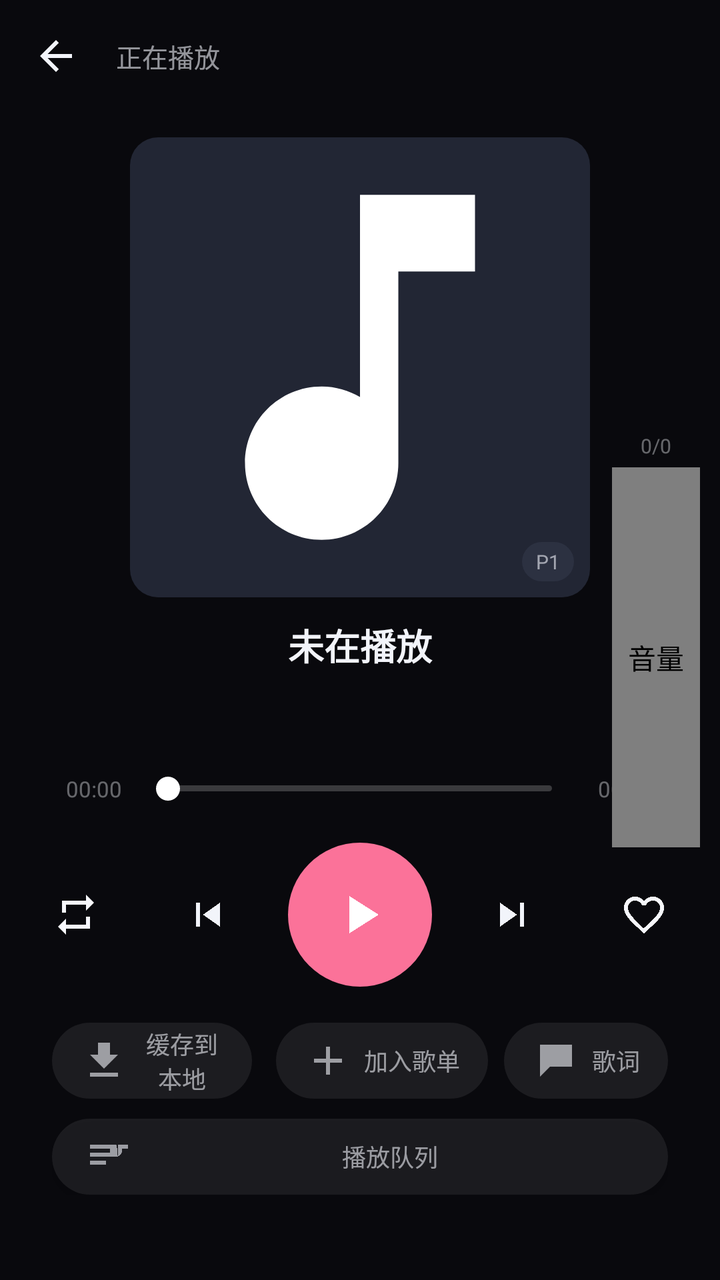
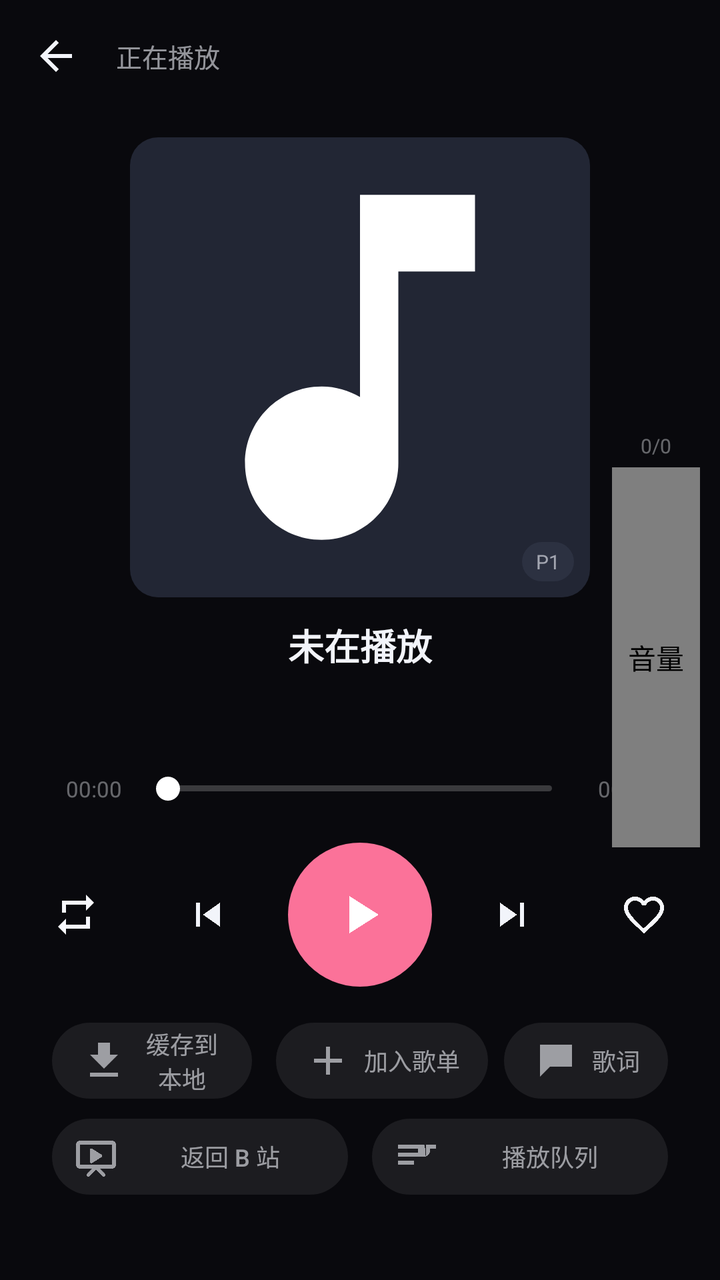

Screens rendered from an Android XML layout before and after an edit, with the pre-edit source and the edit as a unified diff.
<!-- AndroidManifest.xml: activity theme AppTheme -->
<!-- res/layout/activity_player.xml -->
<?xml version="1.0" encoding="utf-8"?>
<FrameLayout xmlns:android="http://schemas.android.com/apk/res/android"
    android:layout_width="match_parent"
    android:layout_height="match_parent"
    android:background="@color/bg">

    <ImageView
        android:id="@+id/bg"
        android:layout_width="match_parent"
        android:layout_height="match_parent"
        android:scaleType="centerCrop" />

    <View
        android:layout_width="match_parent"
        android:layout_height="match_parent"
        android:background="#86000000" />

    <LinearLayout
        android:layout_width="match_parent"
        android:layout_height="match_parent"
        android:orientation="vertical">

        <LinearLayout
            android:layout_width="match_parent"
            android:layout_height="56dp"
            android:gravity="center_vertical"
            android:orientation="horizontal"
            android:paddingLeft="6dp"
            android:paddingRight="6dp">

            <ImageButton
                android:id="@+id/back"
                android:layout_width="44dp"
                android:layout_height="44dp"
                android:background="@null"
                android:contentDescription="收起"
                android:src="@drawable/ic_back"
                android:tint="@color/text" />

            <TextView
                android:layout_width="0dp"
                android:layout_height="wrap_content"
                android:layout_weight="1"
                android:ellipsize="end"
                android:gravity="center_vertical"
                android:paddingLeft="8dp"
                android:singleLine="true"
                android:text="@string/now_playing"
                android:textColor="@color/text_sub"
                android:textSize="13sp" />
        </LinearLayout>

        <View
            android:layout_width="match_parent"
            android:layout_height="0dp"
            android:layout_weight="0.6" />

        <FrameLayout
            android:id="@+id/art_box"
            android:layout_width="230dp"
            android:layout_height="230dp"
            android:layout_gravity="center_horizontal">

            <ImageView
                android:id="@+id/art"
                android:layout_width="match_parent"
                android:layout_height="match_parent"
                android:background="@drawable/shape_card"
                android:scaleType="centerCrop"
                android:src="@drawable/ic_music_note" />

            <TextView
                android:id="@+id/n_badge"
                android:layout_width="wrap_content"
                android:layout_height="wrap_content"
                android:layout_gravity="bottom|right"
                android:layout_margin="8dp"
                android:background="@drawable/shape_card2"
                android:paddingBottom="3dp"
                android:paddingLeft="7dp"
                android:paddingRight="7dp"
                android:paddingTop="3dp"
                android:text="P1"
                android:textColor="@color/text_sub"
                android:textSize="10sp" />
        </FrameLayout>

        <View
            android:layout_width="match_parent"
            android:layout_height="0dp"
            android:layout_weight="0.5" />

        <LinearLayout
            android:layout_width="match_parent"
            android:layout_height="wrap_content"
            android:orientation="vertical"
            android:paddingLeft="26dp"
            android:paddingRight="26dp">

            <TextView
                android:id="@+id/title"
                android:layout_width="match_parent"
                android:layout_height="wrap_content"
                android:ellipsize="end"
                android:gravity="center"
                android:singleLine="true"
                android:text="未在播放"
                android:textColor="@color/text"
                android:textSize="18sp"
                android:textStyle="bold" />

            <TextView
                android:id="@+id/author"
                android:layout_width="match_parent"
                android:layout_height="wrap_content"
                android:layout_marginTop="6dp"
                android:ellipsize="end"
                android:gravity="center"
                android:singleLine="true"
                android:text=""
                android:textColor="@color/text_sub"
                android:textSize="13sp" />

            <LinearLayout
                android:id="@+id/row_seek"
                android:layout_width="match_parent"
                android:layout_height="wrap_content"
                android:layout_marginTop="22dp"
                android:gravity="center_vertical"
                android:orientation="horizontal">

                <TextView
                    android:id="@+id/t_cur"
                    android:layout_width="42dp"
                    android:layout_height="wrap_content"
                    android:gravity="center"
                    android:text="00:00"
                    android:textColor="@color/text_dim"
                    android:textSize="11sp" />

                <SeekBar
                    android:id="@+id/seek"
                    android:layout_width="0dp"
                    android:layout_height="26dp"
                    android:layout_weight="1"
                    android:max="1000"
                    android:progressDrawable="@drawable/seek_gray"
                    android:splitTrack="false"
                    android:thumb="@drawable/seek_thumb" />

                <TextView
                    android:id="@+id/t_dur"
                    android:layout_width="42dp"
                    android:layout_height="wrap_content"
                    android:gravity="center"
                    android:text="00:00"
                    android:textColor="@color/text_dim"
                    android:textSize="11sp" />
            </LinearLayout>

            <LinearLayout
                android:id="@+id/row_ctrl"
                android:layout_width="match_parent"
                android:layout_height="wrap_content"
                android:layout_marginTop="14dp"
                android:gravity="center"
                android:orientation="horizontal">

                <ImageButton
                    android:id="@+id/btn_mode"
                    android:layout_width="48dp"
                    android:layout_height="48dp"
                    android:background="@null"
                    android:contentDescription="播放模式"
                    android:src="@drawable/ic_repeat"
                    android:tint="@color/text_sub" />

                <View
                    android:layout_width="16dp"
                    android:layout_height="1dp" />

                <ImageButton
                    android:id="@+id/btn_prev"
                    android:layout_width="52dp"
                    android:layout_height="52dp"
                    android:background="@null"
                    android:contentDescription="上一首"
                    android:src="@drawable/ic_prev"
                    android:tint="@color/text" />

                <ImageButton
                    android:id="@+id/btn_play"
                    android:layout_width="72dp"
                    android:layout_height="72dp"
                    android:layout_marginLeft="14dp"
                    android:layout_marginRight="14dp"
                    android:background="@drawable/circle_accent"
                    android:contentDescription="@string/play"
                    android:padding="20dp"
                    android:scaleType="fitCenter"
                    android:src="@drawable/ic_play"
                    android:tint="@color/white" />

                <ImageButton
                    android:id="@+id/btn_next"
                    android:layout_width="52dp"
                    android:layout_height="52dp"
                    android:background="@null"
                    android:contentDescription="下一首"
                    android:src="@drawable/ic_next"
                    android:tint="@color/text" />

                <View
                    android:layout_width="16dp"
                    android:layout_height="1dp" />

                <ImageButton
                    android:id="@+id/btn_fav"
                    android:layout_width="48dp"
                    android:layout_height="48dp"
                    android:background="@null"
                    android:contentDescription="收藏"
                    android:src="@drawable/ic_fav_border"
                    android:tint="@color/text_sub" />
            </LinearLayout>

            <LinearLayout
                android:id="@+id/row_btns"
                android:layout_width="match_parent"
                android:layout_height="wrap_content"
                android:layout_marginTop="18dp"
                android:gravity="center"
                android:orientation="horizontal">

                <Button
                    android:id="@+id/btn_cache"
                    android:layout_width="0dp"
                    android:layout_height="38dp"
                    android:layout_weight="1"
                    android:background="@drawable/ripple_round"
                    android:drawableLeft="@drawable/ic_download"
                    android:drawablePadding="6dp"
                    android:drawableTint="@color/text_sub"
                    android:minWidth="0dp"
                    android:paddingLeft="14dp"
                    android:paddingRight="14dp"
                    android:text="缓存到本地"
                    android:textAllCaps="false"
                    android:textColor="@color/text_sub"
                    android:textSize="12sp" />

                <View
                    android:layout_width="12dp"
                    android:layout_height="1dp" />

                <Button
                    android:id="@+id/btn_add_pl"
                    android:layout_width="wrap_content"
                    android:layout_height="38dp"
                    android:background="@drawable/ripple_round"
                    android:drawableLeft="@drawable/ic_add"
                    android:drawablePadding="6dp"
                    android:drawableTint="@color/text_sub"
                    android:minWidth="0dp"
                    android:paddingLeft="14dp"
                    android:paddingRight="14dp"
                android:text="加入歌单"
                android:textAllCaps="false"
                android:textColor="@color/text_sub"
                android:textSize="12sp" />

                <View
                    android:layout_width="8dp"
                    android:layout_height="1dp" />

                <Button
                    android:id="@+id/btn_lyric"
                    android:layout_width="wrap_content"
                    android:layout_height="38dp"
                    android:background="@drawable/ripple_round"
                    android:drawableLeft="@drawable/ic_lyric"
                    android:drawablePadding="6dp"
                    android:drawableTint="@color/text_sub"
                    android:minWidth="0dp"
                    android:paddingLeft="14dp"
                    android:paddingRight="14dp"
                    android:text="@string/lyrics"
                    android:textAllCaps="false"
                    android:textColor="@color/text_sub"
                    android:textSize="12sp" />
            </LinearLayout>

            <LinearLayout
                android:id="@+id/row_queue"
                android:layout_width="match_parent"
                android:layout_height="wrap_content"
                android:layout_marginTop="10dp"
                android:gravity="center"
                android:orientation="horizontal">

                <Button
                    android:id="@+id/btn_queue"
                    android:layout_width="match_parent"
                    android:layout_height="38dp"
                    android:background="@drawable/ripple_round"
                    android:drawableLeft="@drawable/ic_queue"
                    android:drawablePadding="6dp"
                    android:drawableTint="@color/text_sub"
                    android:gravity="center"
                    android:minWidth="0dp"
                    android:paddingLeft="16dp"
                    android:paddingRight="16dp"
                    android:text="@string/current_queue"
                    android:textAllCaps="false"
                    android:textColor="@color/text_sub"
                    android:textSize="12sp" />
            </LinearLayout>

            <TextView
                android:id="@+id/hint"
                android:layout_width="match_parent"
                android:layout_height="wrap_content"
                android:layout_marginBottom="18dp"
                android:layout_marginTop="10dp"
                android:gravity="center"
                android:text=""
                android:textColor="@color/text_dim"
                android:textSize="11sp" />
        </LinearLayout>
    </LinearLayout>

    
    <FrameLayout
        android:layout_width="wrap_content"
        android:layout_height="wrap_content"
        android:layout_gravity="end|center_vertical"
        android:layout_marginEnd="10dp">

        <LinearLayout
            android:layout_width="wrap_content"
            android:layout_height="wrap_content"
            android:orientation="vertical"
            android:gravity="center_horizontal">

            <TextView
                android:id="@+id/vol_pct"
                android:layout_width="wrap_content"
                android:layout_height="wrap_content"
                android:text="0/0"
                android:textColor="@color/text_dim"
                android:textSize="10sp" />

            <com.volcano.bmusic.ui.VolumeBar
                android:id="@+id/vol_bar"
                android:layout_width="44dp"
                android:layout_height="190dp"
                android:layout_marginTop="4dp"
                android:contentDescription="@string/volume" />
        </LinearLayout>
    </FrameLayout>

    
    <FrameLayout
        android:id="@+id/lyric_panel"
        android:layout_width="match_parent"
        android:layout_height="match_parent"
        android:background="#E612141C"
        android:visibility="gone">

        <LinearLayout
            android:layout_width="match_parent"
            android:layout_height="match_parent"
            android:orientation="vertical"
            android:padding="18dp">

            <LinearLayout
                android:layout_width="match_parent"
                android:layout_height="wrap_content"
                android:orientation="horizontal"
                android:gravity="center_vertical">

                <TextView
                    android:layout_width="0dp"
                    android:layout_height="wrap_content"
                    android:layout_weight="1"
                    android:text="@string/lyric_panel_title"
                    android:textColor="@color/text"
                    android:textSize="16sp"
                    android:textStyle="bold" />

                <ImageButton
                    android:id="@+id/lyric_close"
                    android:layout_width="40dp"
                    android:layout_height="40dp"
                    android:background="@null"
                    android:src="@drawable/ic_close"
                    android:tint="@color/text_sub"
                    android:contentDescription="关闭" />
            </LinearLayout>

            <LinearLayout
                android:layout_width="match_parent"
                android:layout_height="wrap_content"
                android:layout_marginTop="10dp"
                android:orientation="horizontal">

                <EditText
                    android:id="@+id/lyric_query"
                    android:layout_width="0dp"
                    android:layout_height="38dp"
                    android:layout_weight="1"
                    android:background="@drawable/shape_card"
                    android:hint="@string/lyric_search_hint"
                    android:textColorHint="@color/text_dim"
                    android:imeOptions="actionSearch"
                    android:inputType="text"
                    android:paddingLeft="12dp"
                    android:paddingRight="12dp"
                    android:textColor="@color/text"
                    android:textSize="13sp" />

                <Button
                    android:id="@+id/lyric_search"
                    android:layout_width="wrap_content"
                    android:layout_height="38dp"
                    android:layout_marginLeft="8dp"
                    android:background="@drawable/ripple_round"
                    android:text="@string/search"
                    android:textAllCaps="false"
                    android:textColor="@color/text_sub"
                    android:textSize="12sp" />
            </LinearLayout>

            <TextView
                android:id="@+id/lyric_status"
                android:layout_width="match_parent"
                android:layout_height="wrap_content"
                android:layout_marginTop="6dp"
                android:gravity="center"
                android:textColor="@color/text_dim"
                android:textSize="11sp" />

            <ScrollView
                android:id="@+id/lyric_scroll"
                android:layout_width="match_parent"
                android:layout_height="0dp"
                android:layout_weight="1"
                android:layout_marginTop="8dp">

                <LinearLayout
                    android:id="@+id/lyric_lines"
                    android:layout_width="match_parent"
                    android:layout_height="wrap_content"
                    android:orientation="vertical"
                    android:paddingBottom="60dp" />
            </ScrollView>
        </LinearLayout>
    </FrameLayout>
</FrameLayout>
<!-- resources referenced by this layout -->
<resources>
  <color name="bg">#FF12141C</color>
  <color name="text">#FFF2F4FA</color>
  <color name="text_dim">#66F2F4FA</color>
  <color name="text_sub">#99F2F4FA</color>
  <color name="white">#FFFFFFFF</color>
  <!-- drawable circle_accent (drawable) -->
  <?xml version="1.0" encoding="utf-8"?>
  <shape xmlns:android="http://schemas.android.com/apk/res/android" android:shape="oval">
      <solid android:color="@color/pink" />
  </shape>
  <!-- drawable ic_add (drawable) -->
  <?xml version="1.0" encoding="utf-8"?>
  <vector xmlns:android="http://schemas.android.com/apk/res/android"
      android:width="24dp"
      android:height="24dp"
      android:viewportWidth="24.0"
      android:viewportHeight="24.0">
      <path
          android:fillColor="#FFFFFFFF"
          android:pathData="M19,13h-6v6h-2v-6H5v-2h6V5h2v6h6v2z" />
  </vector>
  <!-- drawable ic_play (drawable) -->
  <?xml version="1.0" encoding="utf-8"?>
  <vector xmlns:android="http://schemas.android.com/apk/res/android"
      android:width="24dp"
      android:height="24dp"
      android:viewportWidth="24.0"
      android:viewportHeight="24.0">
      <path
          android:fillColor="#FFFFFFFF"
          android:pathData="M8,5v14l11,-7z" />
  </vector>
  <!-- drawable ic_prev (drawable) -->
  <?xml version="1.0" encoding="utf-8"?>
  <vector xmlns:android="http://schemas.android.com/apk/res/android"
      android:width="24dp"
      android:height="24dp"
      android:viewportWidth="24.0"
      android:viewportHeight="24.0">
      <path
          android:fillColor="#FFFFFFFF"
          android:pathData="M6,6h2v12H6zM9.5,12l8.5,6V6z" />
  </vector>
  <!-- drawable ripple_round (drawable) -->
  <?xml version="1.0" encoding="utf-8"?>
  <shape xmlns:android="http://schemas.android.com/apk/res/android" android:shape="rectangle">
      <solid android:color="#14FFFFFF" />
      <corners android:radius="24dp" />
  </shape>
  <!-- drawable seek_thumb (drawable) -->
  <?xml version="1.0" encoding="utf-8"?>
  <shape xmlns:android="http://schemas.android.com/apk/res/android" android:shape="oval">
      <size android:height="12dp" android:width="12dp" />
      <solid android:color="@color/white" />
  </shape>
  <!-- drawable shape_card (drawable) -->
  <?xml version="1.0" encoding="utf-8"?>
  <shape xmlns:android="http://schemas.android.com/apk/res/android" android:shape="rectangle">
      <solid android:color="@color/bg_card" />
      <corners android:radius="14dp" />
  </shape>
  <!-- drawable shape_card2 (drawable) -->
  <?xml version="1.0" encoding="utf-8"?>
  <shape xmlns:android="http://schemas.android.com/apk/res/android" android:shape="rectangle">
      <solid android:color="@color/bg_card_2" />
      <corners android:radius="10dp" />
  </shape>
  <string name="current_queue">播放队列</string>
  <string name="lyric_panel_title">歌词</string>
  <string name="lyric_search_hint">输入歌名 / 歌手，搜索歌词</string>
  <string name="lyrics">歌词</string>
  <string name="now_playing">正在播放</string>
  <string name="play">播放</string>
  <string name="search">搜索</string>
  <string name="volume">音量</string>
  <color name="pink">#FFFB7299</color>
  <color name="bg_card">#FF222634</color>
  <color name="bg_card_2">#FF2C3141</color>
  <color name="bg_soft">#FF1A1D28</color>
  <!-- unchanged entries left out for length: 11 -->
</resources>

<!-- the commit's change to res/layout/activity_player.xml (unified diff, before → after) -->
@@ -299,17 +299,40 @@
                 android:orientation="horizontal">
 
                 <Button
+                    android:id="@+id/btn_bili"
+                    android:layout_width="0dp"
+                    android:layout_height="38dp"
+                    android:layout_weight="1"
+                    android:background="@drawable/ripple_round"
+                    android:drawableLeft="@drawable/ic_bili"
+                    android:drawablePadding="6dp"
+                    android:drawableTint="@color/text_sub"
+                    android:gravity="center"
+                    android:minWidth="0dp"
+                    android:paddingLeft="10dp"
+                    android:paddingRight="10dp"
+                    android:text="返回 B 站"
+                    android:textAllCaps="false"
+                    android:textColor="@color/text_sub"
+                    android:textSize="12sp" />
+
+                <Space
+                    android:layout_width="12dp"
+                    android:layout_height="1dp" />
+
+                <Button
                     android:id="@+id/btn_queue"
-                    android:layout_width="match_parent"
-                    android:layout_height="38dp"
+                    android:layout_width="0dp"
+                    android:layout_height="38dp"
+                    android:layout_weight="1"
                     android:background="@drawable/ripple_round"
                     android:drawableLeft="@drawable/ic_queue"
                     android:drawablePadding="6dp"
                     android:drawableTint="@color/text_sub"
                     android:gravity="center"
                     android:minWidth="0dp"
-                    android:paddingLeft="16dp"
-                    android:paddingRight="16dp"
+                    android:paddingLeft="10dp"
+                    android:paddingRight="10dp"
                     android:text="@string/current_queue"
                     android:textAllCaps="false"
                     android:textColor="@color/text_sub"
<!-- resource entries referenced after the edit -->
@@ -20,6 +20,17 @@
       <path
           android:fillColor="#FFFFFFFF"
           android:pathData="M19,13h-6v6h-2v-6H5v-2h6V5h2v6h6v2z" />
+  </vector>
+  <!-- drawable ic_bili (drawable) -->
+  <vector xmlns:android="http://schemas.android.com/apk/res/android"
+      android:width="24dp"
+      android:height="24dp"
+      android:viewportWidth="24"
+      android:viewportHeight="24">
+      
+      <path
+          android:fillColor="#FFFFFFFF"
+          android:pathData="M4,4 h16 a2,2 0 0 1 2,2 v10 a2,2 0 0 1 -2,2 h-6 l2.4,2.4 a0.9,0.9 0 0 1 -1.3,1.3 L12,18.6 l-3.1,3.1 a0.9,0.9 0 0 1 -1.3,-1.3 L10,18 h-6 a2,2 0 0 1 -2,-2 v-10 a2,2 0 0 1 2,-2 z M4,6 v10 h16 v-10 z M10.2,8.1 l4.6,2.9 a0.7,0.7 0 0 1 0,1.2 l-4.6,2.9 a0.7,0.7 0 0 1 -1.2,-0.6 v-5.8 a0.7,0.7 0 0 1 1.2,-0.6 z" />
   </vector>
   <!-- drawable ic_play (drawable) -->
   <?xml version="1.0" encoding="utf-8"?>
